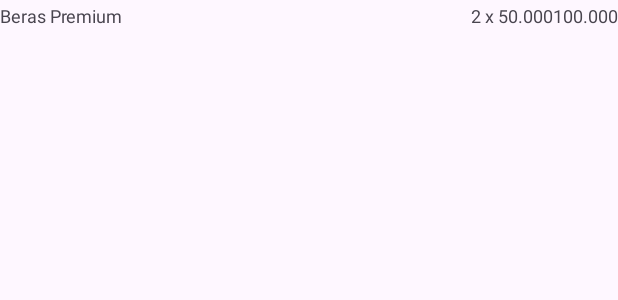
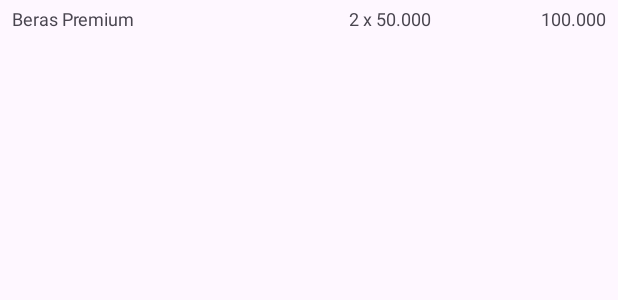
Before and after one commit to royahfs/TaniMart, an Android app: the layout item_receipt_product.xml on its own in the app's theme, with its tools: preview values and no code run, on a phone screen of 412 x 824 dp. Shown: the top 300 px of the screen. Run offline under Robolectric (Android 15) with nearby library versions, the phone set to English and light mode, and no system bars.

Commit message:
initial commit

```diff
--- a/app/src/main/java/com/example/tanimart/ui/kasir/transaksi/pembayaran/CetakStrukActivity.java
+++ /dev/null
@@ -1,4 +0,0 @@
-package com.example.tanimart.ui.kasir.transaksi.pembayaran;
-
-public class CetakStrukActivity {
-}
--- a/app/src/main/java/com/example/tanimart/ui/kasir/transaksi/pembayaran/ReceiptPrintActivity.java
+++ b/app/src/main/java/com/example/tanimart/ui/kasir/transaksi/pembayaran/ReceiptPrintActivity.java
@@ -150,9 +150,6 @@ public class ReceiptPrintActivity extends AppCompatActivity {
         });
     }
 
-    // ============================
-    // Helper untuk permission
-    // ============================
     private void checkPermissionAndConnect() {
         if (Build.VERSION.SDK_INT >= Build.VERSION_CODES.S) {
             if (ContextCompat.checkSelfPermission(this, Manifest.permission.BLUETOOTH_CONNECT) != PackageManager.PERMISSION_GRANTED ||
@@ -190,7 +187,7 @@ public class ReceiptPrintActivity extends AppCompatActivity {
     }
 
     private String formatCurrency(double value) {
-        NumberFormat format = NumberFormat.getCurrencyInstance(new Locale("in", "ID"));
+        NumberFormat format = NumberFormat.getCurrencyInstance(new Locale("id", "ID"));
         return format.format(value);
     }
 }
--- a/app/src/main/res/layout/activity_daftar_produk.xml
+++ b/app/src/main/res/layout/activity_daftar_produk.xml
@@ -31,7 +31,7 @@
     <androidx.appcompat.widget.SearchView
         android:id="@+id/searchViewProduk"
         android:layout_width="0dp"
-        android:layout_height="48dp"
+        android:layout_height="40dp"
         android:layout_marginHorizontal="12dp"
         android:layout_marginTop="8dp"
         android:background="@drawable/bg_search"
--- a/app/src/main/res/layout/item_receipt_product.xml
+++ b/app/src/main/res/layout/item_receipt_product.xml
@@ -3,32 +3,36 @@
     android:layout_width="match_parent"
     android:layout_height="wrap_content"
     android:orientation="horizontal"
-    android:paddingVertical="2dp">
+    android:paddingVertical="4dp"
+    android:paddingHorizontal="8dp">
 
     <!-- Nama produk -->
     <TextView
         android:id="@+id/tv_item_name"
         android:layout_width="0dp"
         android:layout_height="wrap_content"
-        android:layout_weight="2"
+        android:layout_weight="3"
         android:text="Beras Premium"
-        android:textSize="12sp"/>
+        android:textSize="12sp"
+        android:layout_marginEnd="8dp"/>
 
     <!-- Qty x harga -->
     <TextView
         android:id="@+id/tv_item_qty_price"
         android:layout_width="0dp"
         android:layout_height="wrap_content"
-        android:layout_weight="1"
+        android:layout_weight="2"
         android:gravity="end"
         android:text="2 x 50.000"
-        android:textSize="12sp"/>
+        android:textSize="12sp"
+        android:layout_marginEnd="8dp"/>
 
     <!-- Total per item -->
     <TextView
         android:id="@+id/tv_item_total"
-        android:layout_width="wrap_content"
+        android:layout_width="0dp"
         android:layout_height="wrap_content"
+        android:layout_weight="2"
         android:gravity="end"
         android:text="100.000"
         android:textSize="12sp"/>
```
Also changed, not shown: app/src/main/java/com/example/tanimart/ui/common/inventory/PilihProdukEditActivity.java (+18 -1 lines), app/src/main/res/layout/activity_pilih_produk_edit.xml (+10 -0 lines).
